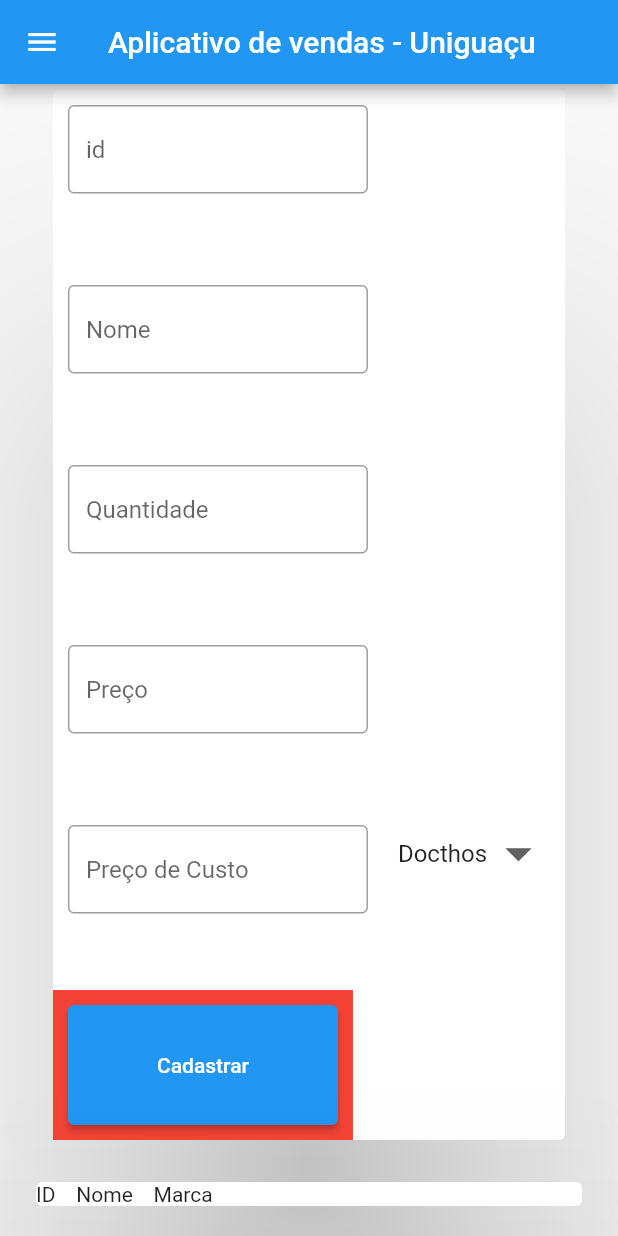
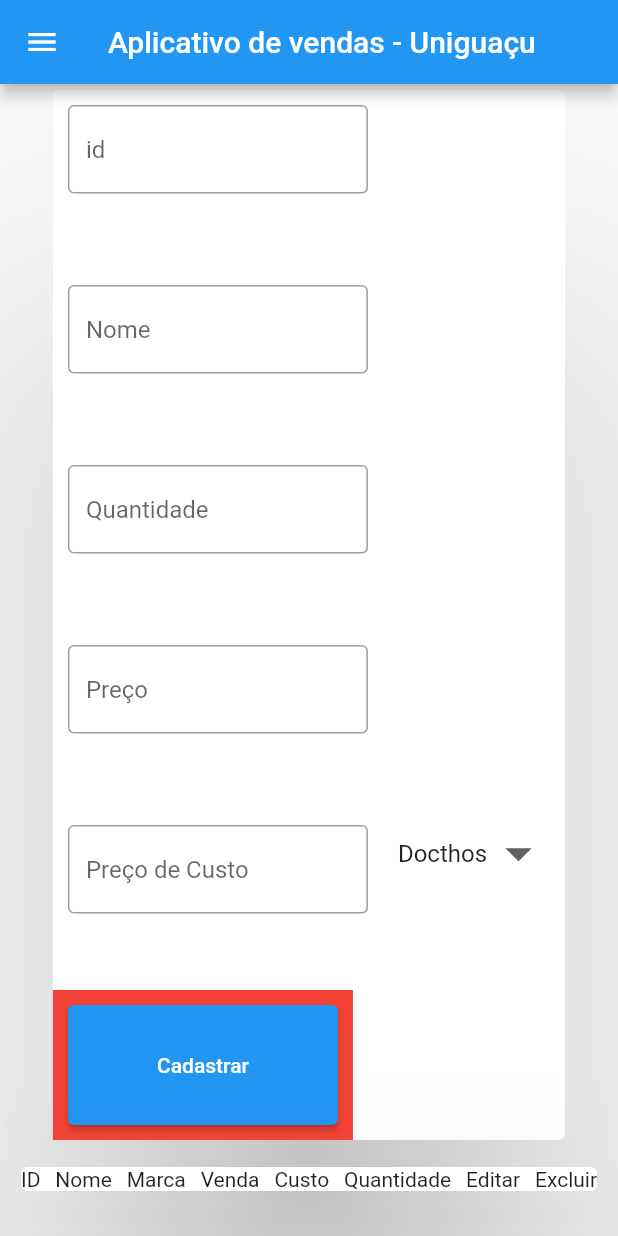
Before and after one commit to gdeus/projeto_dashboard, a Flutter app: the screen it shows after launch, after a tap on "Cadastrar", on a phone screen of 412 x 824 dp. Run offline on Flutter 3.47's test engine with Material 2 defaults, Android fonts, the phone set to English and light mode, and no system bars; our stand-ins replace dartz, flutter_modular.

Commit message:
align e etc

```diff
--- a/lib/modules/product/view/create_product_view.dart
+++ b/lib/modules/product/view/create_product_view.dart
@@ -17,7 +17,6 @@ class CreateProductView extends StatefulWidget {
 class _CreateProductViewState extends State<CreateProductView> {
   final usecase = Modular.get<CreateProductImpl>();
   var list = globals.brands;
-  Product product = Product(1, "Calça", 3, 123, 100, Brand(1, "Beagle"));
   TextEditingController textEditingControllerId = TextEditingController();
   TextEditingController textEditingControllerName = TextEditingController();
   TextEditingController textEditingControllerQuantity = TextEditingController();
@@ -25,6 +24,7 @@ class _CreateProductViewState extends State<CreateProductView> {
   TextEditingController textEditingControllerPriceCust = TextEditingController();
   TextEditingController textEditingControllerIdBrand = TextEditingController();
   TextEditingController textEditingControllerNameBrand = TextEditingController();
+  TextEditingController textEditingControllerUrl= TextEditingController();
   Brand dropDownBrandValue = globals.brands[0];
 
 
@@ -123,7 +123,8 @@ class _CreateProductViewState extends State<CreateProductView> {
                     padding: const EdgeInsets.all(10.0),
                     child: ElevatedButton(
                     onPressed: (){
-                      Product product = Product(int.parse(textEditingControllerId.text), textEditingControllerName.text, int.parse(textEditingControllerQuantity.text), double.parse(textEditingControllerPrice.text), double.parse(textEditingControllerPriceCust.text), dropDownBrandValue);
+                      int id = globals.products.isEmpty ? 1 : globals.products.last.id + 1;
+                      Product product = Product(id, textEditingControllerName.text, int.parse(textEditingControllerQuantity.text), double.parse(textEditingControllerPrice.text), double.parse(textEditingControllerPriceCust.text), dropDownBrandValue);
                       usecase(product);
                       print(list.length);
                       setState(() {});
@@ -135,30 +136,30 @@ class _CreateProductViewState extends State<CreateProductView> {
               )
             ),
             Padding(
-              padding: const EdgeInsets.all(20.0),
+              padding: const EdgeInsets.all(10.0),
               child: Card(
                 elevation: 100,
                 child: Column(
                   children: [
                     Row(
                       mainAxisAlignment: MainAxisAlignment.spaceBetween,
+                      crossAxisAlignment: CrossAxisAlignment.center,
                       children: [
-                        Container(
-                          child: Row(
-                            children: [
-                              Text("ID" + "    "),
-                              Text("Nome" + "    "),
-                              Text("Marca" + "    "),
-                            ],
-                          )
-                        ),
+                        const Text("ID"),
+                        const Text("Nome"),
+                        const Text("Marca"),
+                        const Text("Venda"),
+                        const Text("Custo"),
+                        const Text("Quantidade"),
+                        const Text("Editar"),
+                        const Text("Excluir")
                       ],
                     ),
                     ListView.builder(
                       scrollDirection: Axis.vertical,
                       shrinkWrap: true,
                       itemCount: globals.products.length,
-                      itemBuilder: (context, i) {
+                      itemBuilder: (context, i){
                         return RowProduct(globals.products[i]);
                       },
                     ),
```
Also changed, not shown: lib/modules/widgets/row_product.dart (+11 -22 lines).
